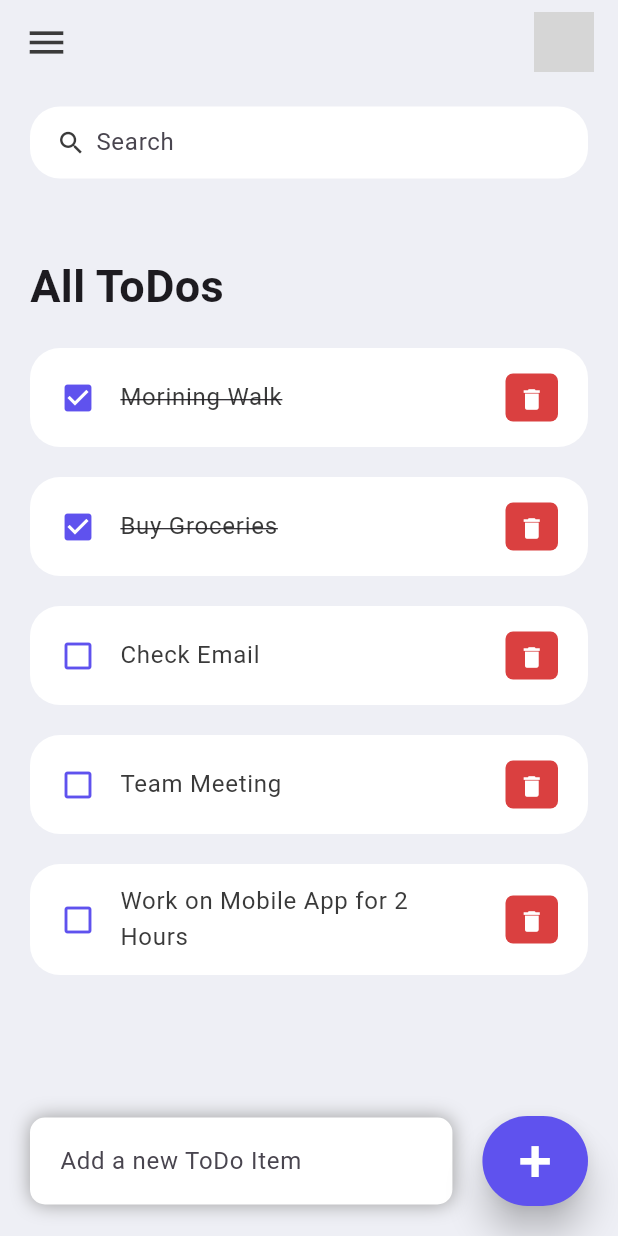
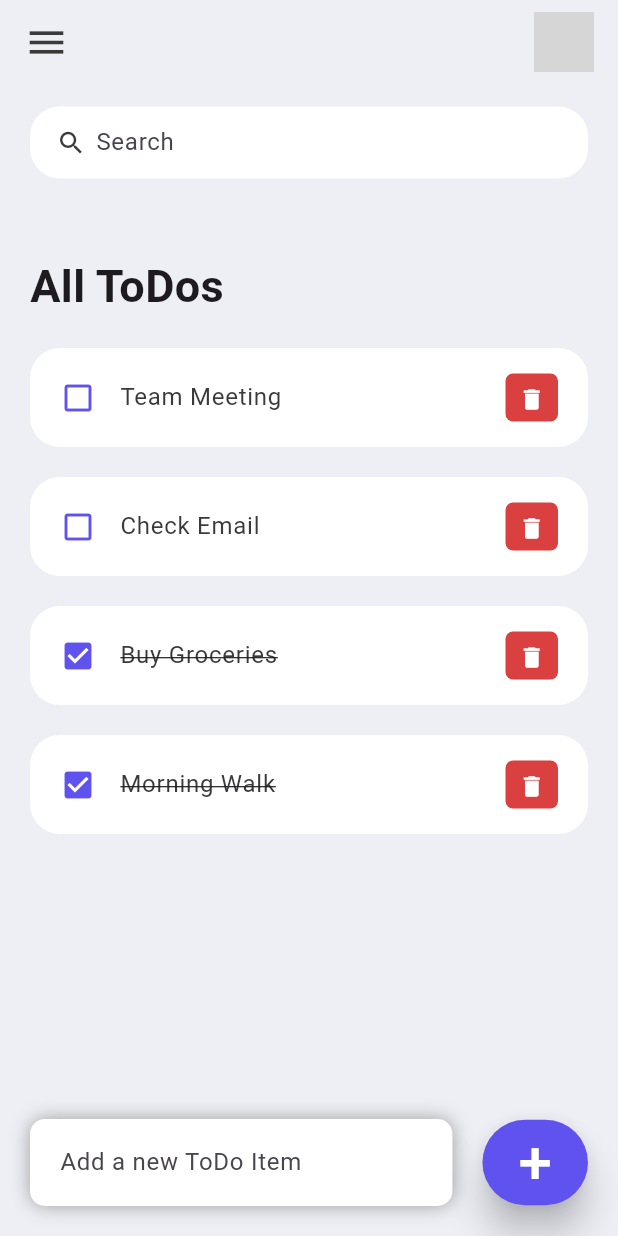
Before and after one commit to Priyanshg0211/To-Do-Flutter, a Flutter app: the screen it shows after launch, after a tap on the "delete" icon, on a phone screen of 412 x 824 dp. Run offline on Flutter 3.47's test engine with Material 3 defaults, Android fonts, the phone set to English and light mode, and no system bars; grey boxes are pictures that could not be loaded.

Commit message:
final changes stateless widget add

```diff
--- a/lib/model/todo.dart
+++ b/lib/model/todo.dart
@@ -1,3 +1,5 @@
+import 'package:flutter/material.dart';
+
 class ToDo {
   String? id;
   String? todoText;
@@ -8,13 +10,73 @@ class ToDo {
     required this.todoText,
     this.isdone = false,
   });
+
   static List<ToDo> todoList() {
     return [
-      ToDo(id: '01', todoText: 'Morining Walk', isdone: true),
-      ToDo(id: '01', todoText: 'Buy Groceries', isdone: true),
-      ToDo(id: '01', todoText: 'Check Email', ),
-      ToDo(id: '01', todoText: 'Team Meeting', ),
-      ToDo(id: '01', todoText: 'Work on Mobile App for 2 Hours', ),
+      ToDo(id: '01', todoText: 'Morning Walk', isdone: true),
+      ToDo(id: '02', todoText: 'Buy Groceries', isdone: true),
+      ToDo(id: '03', todoText: 'Check Email'),
+      ToDo(id: '04', todoText: 'Team Meeting'),
+      ToDo(id: '05', todoText: 'Work on Mobile App for 2 Hours'),
     ];
   }
+
+  static String generateId() {
+    return DateTime.now().millisecondsSinceEpoch.toString();
+  }
 }
+
+class ToDoApp extends StatefulWidget {
+  @override
+  _ToDoAppState createState() => _ToDoAppState();
+}
+
+class _ToDoAppState extends State<ToDoApp> {
+  List<ToDo> todos = [];
+
+  @override
+  void initState() {
+    super.initState();
+
+    todos = ToDo.todoList();
+  }
+
+  @override
+  Widget build(BuildContext context) {
+    return MaterialApp(
+      home: Scaffold(
+        appBar: AppBar(
+          title: Text('ToDo App'),
+        ),
+        body: ListView.builder(
+          itemCount: todos.length,
+          itemBuilder: (context, index) {
+            return ListTile(
+              title: Text(todos[index].todoText ?? ''),
+              subtitle: Text(todos[index].id ?? ''),
+
+            );
+          },
+        ),
+        floatingActionButton: FloatingActionButton(
+          onPressed: () {
+
+            ToDo newTodo = ToDo(
+              id: ToDo.generateId(),
+              todoText: 'Your New ToDo',
+            );
+
+            setState(() {
+              todos.add(newTodo);
+            });
+          },
+          child: Icon(Icons.add),
+        ),
+      ),
+    );
+  }
+}
+
+void main() {
+  runApp(ToDoApp());
+}
--- a/lib/screen/home.dart
+++ b/lib/screen/home.dart
@@ -3,10 +3,23 @@ import '../model/todo.dart';
 import '../constants/colors.dart';
 import '../widget/todo_item.dart';
 
-class Home extends StatelessWidget {
-  Home({super.key});
+class Home extends StatefulWidget {
+  Home({Key? key}) : super(key: key);
 
+  @override
+  State<Home> createState() => _HomeState();
+}
+
+class _HomeState extends State<Home> {
   final todosList = ToDo.todoList();
+  List<ToDo> _foundToDo = [];
+  final _todoController = TextEditingController();
+
+  @override
+  void initState() {
+    _foundToDo = todosList;
+    super.initState();
+  }
 
   @override
   Widget build(BuildContext context) {
@@ -31,9 +44,11 @@ class Home extends StatelessWidget {
                               fontSize: 30, fontWeight: FontWeight.bold),
                         ),
                       ),
-                      for (ToDo todo in todosList)
+                      for (ToDo todoo in _foundToDo.reversed)
                         ToDoItem(
-                          todo: todo,
+                          todo: todoo,
+                          onToDoChanged: _handleToDochange,
+                          onDeleteItem: _deleteToDoItem,
                         ),
                     ],
                   ),
@@ -66,6 +81,10 @@ class Home extends StatelessWidget {
                       borderRadius: BorderRadius.circular(10),
                     ),
                     child: TextField(
+                      controller: _todoController,
+                      onChanged: (value) {
+                        _runfilter(value);
+                      },
                       decoration: InputDecoration(
                         hintText: 'Add a new ToDo Item',
                         border: InputBorder.none,
@@ -79,11 +98,15 @@ class Home extends StatelessWidget {
                     right: 20,
                   ),
                   child: ElevatedButton(
-                    child: Text('+', style: TextStyle(fontSize: 40,color: Colors.white),),
-                    onPressed: () {},
+                    child: Text(
+                      '+',
+                      style: TextStyle(fontSize: 40, color: Colors.white),
+                    ),
+                    onPressed: () {
+                      _addToDoItem(_todoController.text);
+                    },
                     style: ElevatedButton.styleFrom(
-                      primary: tdBlue,
-                      minimumSize: Size(60, 60),
+                      backgroundColor: tdBlue,
                       elevation: 10,
                     ),
                   ),
@@ -96,12 +119,59 @@ class Home extends StatelessWidget {
     );
   }
 
+  void _handleToDochange(ToDo toDo) async {
+    setState(() {
+      toDo.isdone = !toDo.isdone;
+    });
+  }
+
+  void _deleteToDoItem(String id) {
+    setState(() {
+      todosList.removeWhere((item) => item.id == id);
+      _runfilter(_todoController.text); // Refresh the filtered list after deletion
+    });
+  }
+
+  void _addToDoItem(String todoText) {
+    if (todoText.isNotEmpty) {
+      setState(() {
+        todosList.add(ToDo(
+          id: DateTime.now().millisecondsSinceEpoch.toString(),
+          todoText: todoText,
+        ));
+        _runfilter(_todoController.text); // Refresh the filtered list after addition
+      });
+      _todoController.clear();
+    }
+  }
+
+  void _runfilter(String enteredKeyword) {
+    List<ToDo> result = [];
+
+    if (enteredKeyword.isEmpty) {
+      result = todosList;
+    } else {
+      result = todosList
+          .where((item) => item.todoText!
+              .toLowerCase()
+              .contains(enteredKeyword.toLowerCase()))
+          .toList();
+    }
+
+    setState(() {
+      _foundToDo = result;
+    });
+  }
+
   Widget searchbox() {
     return Container(
       padding: EdgeInsets.symmetric(horizontal: 15),
       decoration: BoxDecoration(
           color: Colors.white, borderRadius: BorderRadius.circular(20)),
-      child: const TextField(
+      child: TextField(
+        onChanged: (value) {
+          _runfilter(value);
+        },
         decoration: InputDecoration(
             contentPadding: EdgeInsets.all(0),
             prefixIcon: Icon(
--- a/lib/widget/todo_item.dart
+++ b/lib/widget/todo_item.dart
@@ -5,8 +5,15 @@ import '../constants/colors.dart';
 
 class ToDoItem extends StatelessWidget {
   final ToDo todo;
+  final Function(ToDo) onToDoChanged;
+  final Function(String) onDeleteItem; // Adjust the type here to accept String
 
-  const ToDoItem({super.key, required this.todo});
+  const ToDoItem({
+    Key? key,
+    required this.todo,
+    required this.onToDoChanged,
+    required this.onDeleteItem,
+  }) : super(key: key);
 
   @override
   Widget build(BuildContext context) {
@@ -14,7 +21,8 @@ class ToDoItem extends StatelessWidget {
       margin: EdgeInsets.only(bottom: 20),
       child: ListTile(
         onTap: () {
-          print('Clicked on ToDo Item');
+          // print('Clicked on ToDo Item');
+          onToDoChanged(todo);
         },
         shape: RoundedRectangleBorder(borderRadius: BorderRadius.circular(20)),
         contentPadding: EdgeInsets.symmetric(horizontal: 20, vertical: 5),
@@ -24,11 +32,12 @@ class ToDoItem extends StatelessWidget {
           color: tdBlue,
         ),
         title: Text(
-          todo.todoText!,
+          todo.todoText ?? '', // Use an empty string if todoText is null
           style: TextStyle(
-              fontSize: 16,
-              color: tdBlack,
-              decoration: todo.isdone ? TextDecoration.lineThrough : null),
+            fontSize: 16,
+            color: tdBlack,
+            decoration: todo.isdone ? TextDecoration.lineThrough : null,
+          ),
         ),
         trailing: Container(
           padding: EdgeInsets.all(0),
@@ -44,7 +53,8 @@ class ToDoItem extends StatelessWidget {
             iconSize: 18,
             icon: Icon(Icons.delete),
             onPressed: () {
-              print('Clicked on delete icon');
+              // Convert todo.id to String before passing it
+              onDeleteItem(todo.id.toString());
             },
           ),
         ),
```
